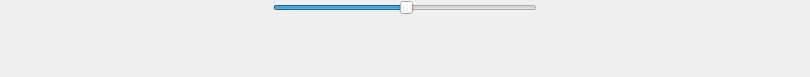
porkmarks/mthesis, file PositivityWidget.ui: the form before one commit.
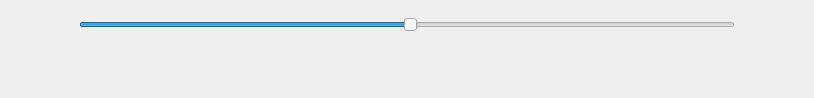
The form after the commit. Icons and pictures are not drawn.

Commit message: serial logging nice sliders

The edit to the form file:
```diff
--- a/PositivityWidget.ui
+++ b/PositivityWidget.ui
@@ -6,8 +6,8 @@
    <rect>
     <x>0</x>
     <y>0</y>
-    <width>810</width>
-    <height>77</height>
+    <width>814</width>
+    <height>98</height>
    </rect>
   </property>
   <property name="windowTitle">
@@ -71,7 +71,33 @@
        <number>0</number>
       </property>
       <item>
-       <widget class="QSlider" name="positivity">
+       <widget class="QSlider" name="slider">
+        <property name="minimumSize">
+         <size>
+          <width>656</width>
+          <height>50</height>
+         </size>
+        </property>
+        <property name="maximumSize">
+         <size>
+          <width>656</width>
+          <height>16777215</height>
+         </size>
+        </property>
+        <property name="styleSheet">
+         <string notr="true"> QSlider::groove:horizontal {
+                    image: url(:/pics/AS_track.png);
+                    padding:0 1px;
+                    border-radius:2px;
+                }
+                QSlider::handle:horizontal {
+                    image: url(:/pics/AS_thumb.png);
+                    width: 50px;
+                    margin: -20px 0;
+                    border-radius: 4px;
+                }
+</string>
+        </property>
         <property name="value">
          <number>50</number>
         </property>
@@ -82,6 +108,18 @@
       </item>
       <item>
        <widget class="QLabel" name="label_3">
+        <property name="minimumSize">
+         <size>
+          <width>656</width>
+          <height>0</height>
+         </size>
+        </property>
+        <property name="maximumSize">
+         <size>
+          <width>656</width>
+          <height>16777215</height>
+         </size>
+        </property>
         <property name="text">
          <string/>
         </property>
```
The commit also changes 14 other files.
